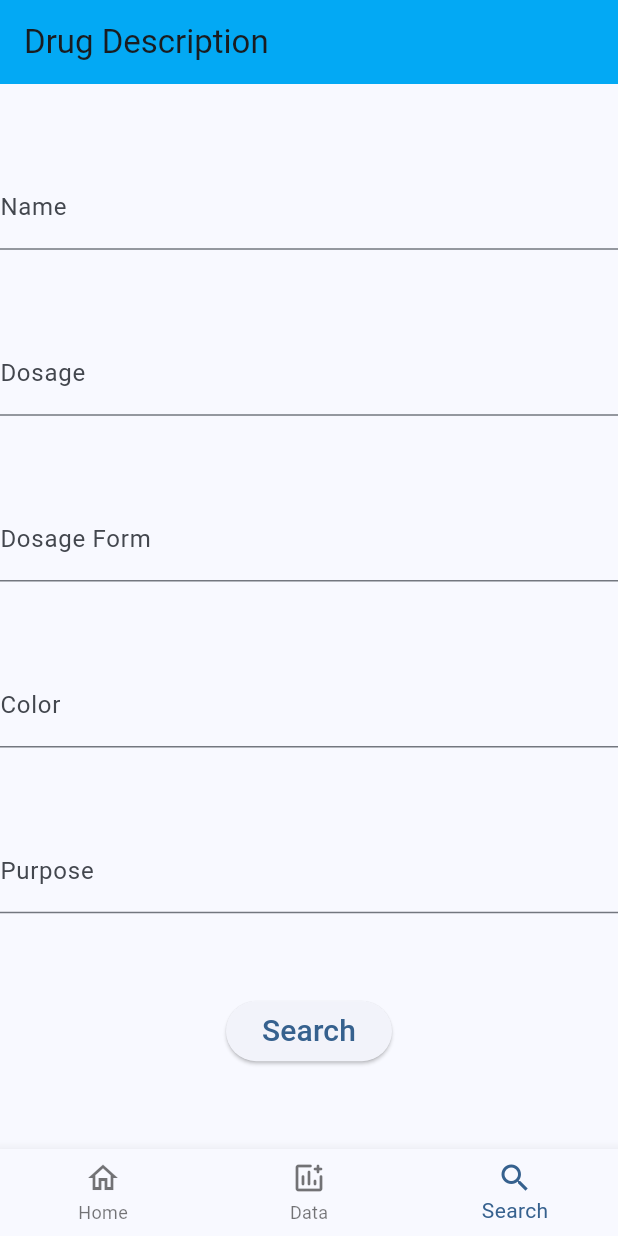
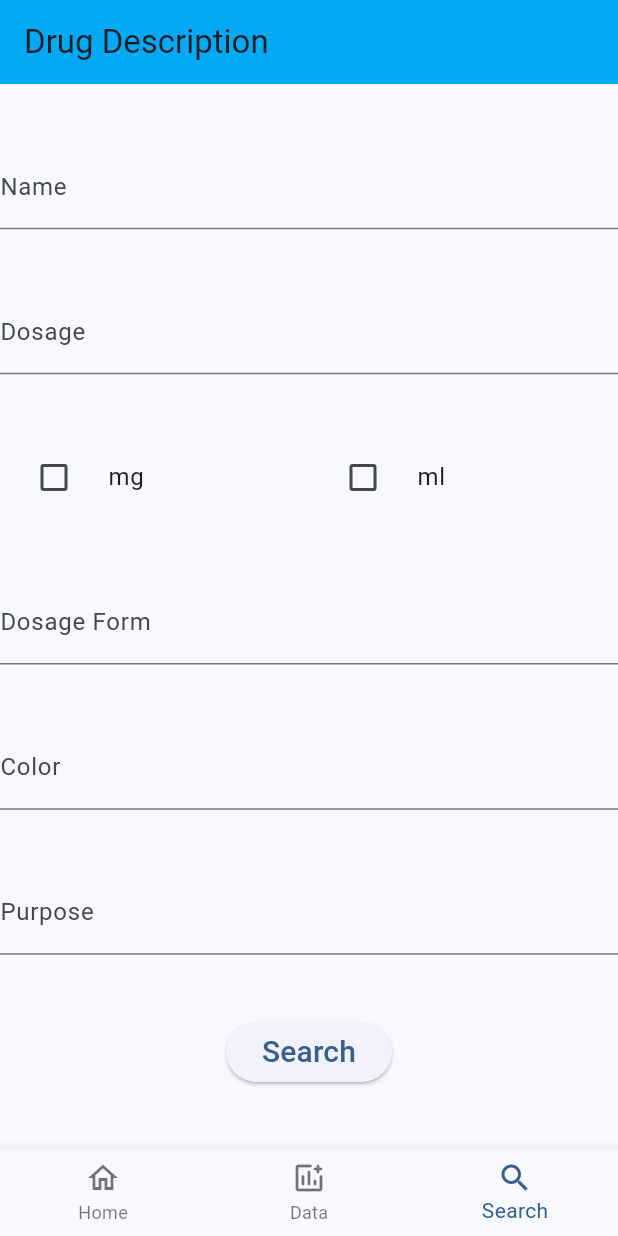
Before and after one commit to AdenaGH/PhotoPillApp, a Flutter app: the screen it shows after launch, item 3 of the bottom bar chosen, on a phone screen of 412 x 824 dp. Run offline on Flutter 3.47's test engine with Material 2 defaults, Android fonts, the phone set to English and light mode, and no system bars.

Commit message:
addedd dosage types to drug description page

```diff
--- a/photo_pill/lib/inputDrugDescription.dart
+++ b/photo_pill/lib/inputDrugDescription.dart
@@ -8,6 +8,7 @@ class InputDrugDescription extends StatefulWidget {
 }
 
 class _InputDrugDescriptionState extends State<InputDrugDescription> {
+  bool isChecked = false;
   bool isVisible = true;
   List<String> drugDescriptions = []; // List to store drug names
 
@@ -37,6 +38,34 @@ class _InputDrugDescriptionState extends State<InputDrugDescription> {
                 labelText: "Dosage",
                 hintText: "Enter dosage amount",
               ),
+            ),
+            Row(
+              children: [
+                Expanded(
+                  child: CheckboxListTile(
+                    title: Text("mg"),
+                    value: isChecked,
+                    onChanged: (bool? value) {
+                      setState(() {
+                        isChecked = value!;
+                      });
+                    },
+                    controlAffinity: ListTileControlAffinity.leading,
+                  ),
+                ),
+                Expanded(
+                  child: CheckboxListTile(
+                    title: Text("ml"),
+                    value: isChecked,
+                    onChanged: (bool? value) {
+                      setState(() {
+                        isChecked = value!;
+                      });
+                    },
+                    controlAffinity: ListTileControlAffinity.leading,
+                  ),
+                )
+              ],
             ),
             TextField(
               // currently open ended, could make this drop down in the future
```
